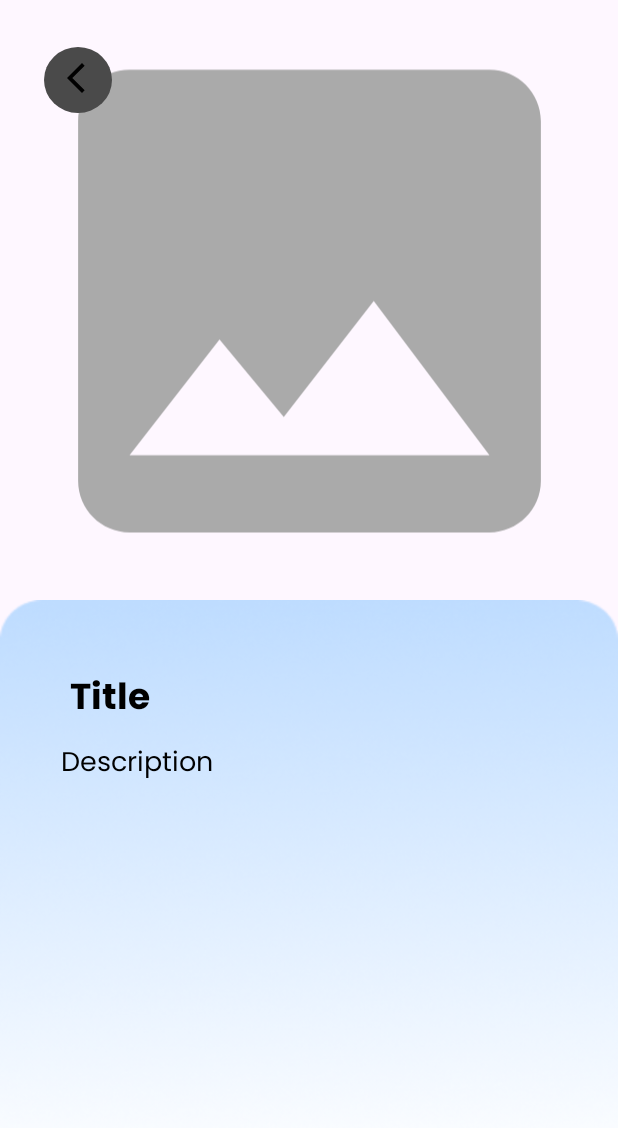
After one commit to Capstone-Bangkit-Academy-Dermalysis-App/capstone-dermalysis-md, an Android app: the ResultActivity screen opened directly, with no data from a screen before it, on a phone screen of 412 x 824 dp. The commit adds this screen. Shown: the top 1128 px of the screen. Run offline under Robolectric (Android 15) with nearby library versions, the phone set to English and light mode, and no system bars.

Commit message:
create preview and result activity

```diff
--- a/app/src/main/AndroidManifest.xml
+++ b/app/src/main/AndroidManifest.xml
@@ -12,6 +12,12 @@
         android:supportsRtl="true"
         android:theme="@style/Theme.Dermalisys"
         tools:targetApi="31">
+        <activity
+            android:name=".ui.result.ResultActivity"
+            android:exported="false" />
+        <activity
+            android:name=".ui.preview.PreviewActivity"
+            android:exported="false" />
         <activity
             android:name=".ui.profile.ProfileActivity"
             android:exported="false" />
--- /dev/null
+++ b/app/src/main/java/com/dermalisys/ui/result/ResultActivity.kt
@@ -0,0 +1,12 @@
+package com.dermalisys.ui.result
+
+import androidx.appcompat.app.AppCompatActivity
+import android.os.Bundle
+import com.dermalisys.R
+
+class ResultActivity : AppCompatActivity() {
+    override fun onCreate(savedInstanceState: Bundle?) {
+        super.onCreate(savedInstanceState)
+        setContentView(R.layout.activity_result)
+    }
+}
--- /dev/null
+++ b/app/src/main/res/drawable/ic_place_holder.xml
@@ -0,0 +1,5 @@
+<vector android:height="24dp" android:tint="@android:color/darker_gray"
+    android:viewportHeight="24" android:viewportWidth="24"
+    android:width="24dp" xmlns:android="http://schemas.android.com/apk/res/android">
+    <path android:fillColor="@android:color/darker_gray" android:pathData="M21,19V5c0,-1.1 -0.9,-2 -2,-2H5c-1.1,0 -2,0.9 -2,2v14c0,1.1 0.9,2 2,2h14c1.1,0 2,-0.9 2,-2zM8.5,13.5l2.5,3.01L14.5,12l4.5,6H5l3.5,-4.5z"/>
+</vector>
--- /dev/null
+++ b/app/src/main/res/layout/activity_result.xml
@@ -0,0 +1,89 @@
+<?xml version="1.0" encoding="utf-8"?>
+<androidx.constraintlayout.widget.ConstraintLayout xmlns:android="http://schemas.android.com/apk/res/android"
+    xmlns:app="http://schemas.android.com/apk/res-auto"
+    xmlns:tools="http://schemas.android.com/tools"
+    android:layout_width="match_parent"
+    android:layout_height="match_parent"
+    tools:context=".ui.result.ResultActivity">
+
+    <ImageView
+        android:id="@+id/imageView11"
+        android:layout_width="411dp"
+        android:layout_height="433dp"
+        app:layout_constraintBottom_toTopOf="@+id/linearLayout5"
+        app:layout_constraintEnd_toEndOf="parent"
+        app:layout_constraintStart_toStartOf="parent"
+        app:layout_constraintTop_toTopOf="parent"
+        app:srcCompat="@drawable/ic_place_holder" />
+
+    <LinearLayout
+        android:id="@+id/linearLayout5"
+        android:layout_width="match_parent"
+        android:layout_height="match_parent"
+        android:layout_marginTop="400dp"
+        android:background="@drawable/result_bg"
+        android:orientation="horizontal"
+        app:layout_constraintBottom_toBottomOf="parent"
+        app:layout_constraintTop_toTopOf="parent"
+        app:layout_constraintVertical_bias="0.0"
+        tools:layout_editor_absoluteX="69dp">
+
+    </LinearLayout>
+
+    <TextView
+        android:id="@+id/textView10"
+        android:layout_width="wrap_content"
+        android:layout_height="wrap_content"
+        android:layout_weight="1"
+        android:text="Title"
+        android:textSize="24sp"
+        android:textStyle="bold"
+        android:textColor="@color/black"
+        android:fontFamily="@font/poppins_bold"
+        app:layout_constraintBottom_toBottomOf="parent"
+        app:layout_constraintEnd_toEndOf="@+id/linearLayout5"
+        app:layout_constraintHorizontal_bias="0.13"
+        app:layout_constraintStart_toStartOf="@+id/linearLayout5"
+        app:layout_constraintTop_toTopOf="@+id/linearLayout5"
+        app:layout_constraintVertical_bias="0.120000005" />
+
+    <TextView
+        android:id="@+id/textView11"
+        android:layout_width="wrap_content"
+        android:layout_height="wrap_content"
+        android:text="Description"
+        android:textSize="18sp"
+        android:textStyle="normal"
+        android:textColor="@color/black"
+        android:fontFamily="@font/poppins_regular"
+        app:layout_constraintBottom_toBottomOf="parent"
+        app:layout_constraintEnd_toEndOf="@+id/linearLayout5"
+        app:layout_constraintHorizontal_bias="0.13"
+        app:layout_constraintStart_toStartOf="@+id/linearLayout5"
+        app:layout_constraintTop_toTopOf="@+id/linearLayout5"
+        app:layout_constraintVertical_bias="0.24000001" />
+
+    <ImageView
+        android:id="@+id/imageView12"
+        android:layout_width="45dp"
+        android:layout_height="44dp"
+        app:layout_constraintBottom_toBottomOf="parent"
+        app:layout_constraintEnd_toEndOf="parent"
+        app:layout_constraintHorizontal_bias="0.08"
+        app:layout_constraintStart_toStartOf="parent"
+        app:layout_constraintTop_toTopOf="parent"
+        app:layout_constraintVertical_bias="0.04000002"
+        app:srcCompat="@drawable/black_bg" />
+
+    <ImageView
+        android:id="@+id/imageView13"
+        android:layout_width="wrap_content"
+        android:layout_height="wrap_content"
+        app:layout_constraintBottom_toBottomOf="parent"
+        app:layout_constraintEnd_toEndOf="@+id/imageView11"
+        app:layout_constraintHorizontal_bias="0.1"
+        app:layout_constraintStart_toStartOf="parent"
+        app:layout_constraintTop_toTopOf="parent"
+        app:layout_constraintVertical_bias="0.050000012"
+        app:srcCompat="@drawable/baseline_arrow_back_ios_new_24" />
+</androidx.constraintlayout.widget.ConstraintLayout>
--- a/app/src/main/res/values/colors.xml
+++ b/app/src/main/res/values/colors.xml
@@ -5,4 +5,5 @@
     <color name="blue">#4A9DFF</color>
     <color name="darkBlue">#032042</color>
     <color name="gray">#666666</color>
+    <color name="yellow">#FFAC4A</color>
 </resources>
```
Also changed, not shown: app/src/main/java/com/dermalisys/ui/preview/PreviewActivity.kt (added, +12 -0 lines), app/src/main/res/layout/activity_preview.xml (added, +109 -0 lines), app/src/main/res/drawable/preview_bg.png (added), app/src/main/res/drawable/result_bg.png (added).
